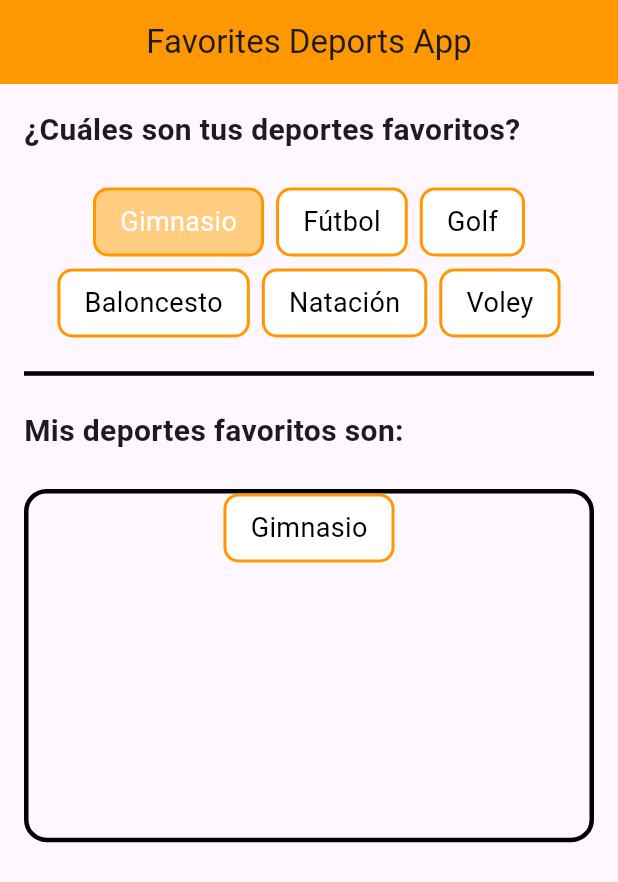
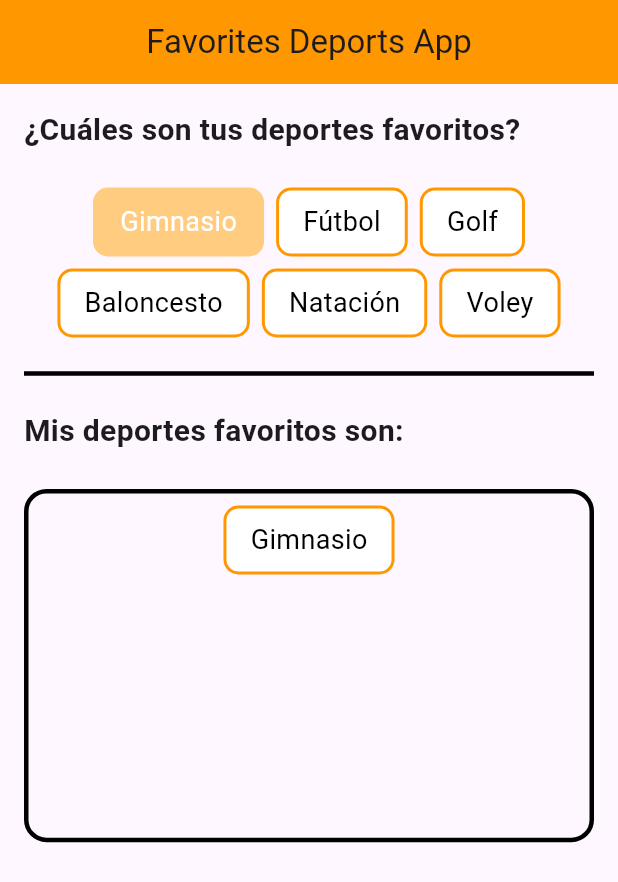
Before and after one commit to fr4nsgallegos/slider_app_g8, a Flutter app: the screen it shows after launch, after a tap on "Gimnasio", on a phone screen of 412 x 824 dp. Shown: the top 882 px of the screen. Run offline on Flutter 3.47's test engine with Material 3 defaults, Android fonts, the phone set to English and light mode, and no system bars; our stand-ins replace flutter_svg.

Commit message:
delete from favvorite container

```diff
--- a/lib/pages/favorites_deports_page.dart
+++ b/lib/pages/favorites_deports_page.dart
@@ -69,6 +69,7 @@ class _FavoritesDeportsPageState extends State<FavoritesDeportsPage> {
             ),
             TituloWidget("Mis deportes favoritos son:"),
             Container(
+              padding: EdgeInsets.all(8),
               height: MediaQuery.of(context).size.height / 3.5,
               width: double.infinity,
               decoration: BoxDecoration(
@@ -82,7 +83,17 @@ class _FavoritesDeportsPageState extends State<FavoritesDeportsPage> {
                 alignment: WrapAlignment.center,
                 children: [
                   for (int i = 0; i < favoriteDeportList.length; i++)
-                    ItemDeportWidget(favoriteDeportList[i], () {}, true)
+                    ItemDeportWidget(
+                      favoriteDeportList[i],
+                      () {
+                        print(favoriteDeportList[i]["name"]);
+                        favoriteDeportList[i]["isFavorite"] = false;
+                        favoriteDeportList.remove(favoriteDeportList[i]);
+
+                        setState(() {});
+                      },
+                      true,
+                    )
                 ],
               ),
             ),
--- a/lib/widgets/item_deport_widget.dart
+++ b/lib/widgets/item_deport_widget.dart
@@ -30,7 +30,11 @@ class _ItemDeportWidgetState extends State<ItemDeportWidget> {
                   : Colors.white,
           borderRadius: BorderRadius.circular(10),
           border: Border.all(
-            color: Colors.orange,
+            color: widget.isfavoriteListContainer
+                ? Colors.orange
+                : widget.deporte["isFavorite"]
+                    ? Colors.orange.shade200
+                    : Colors.orange,
             width: 2,
           ),
         ),
```
